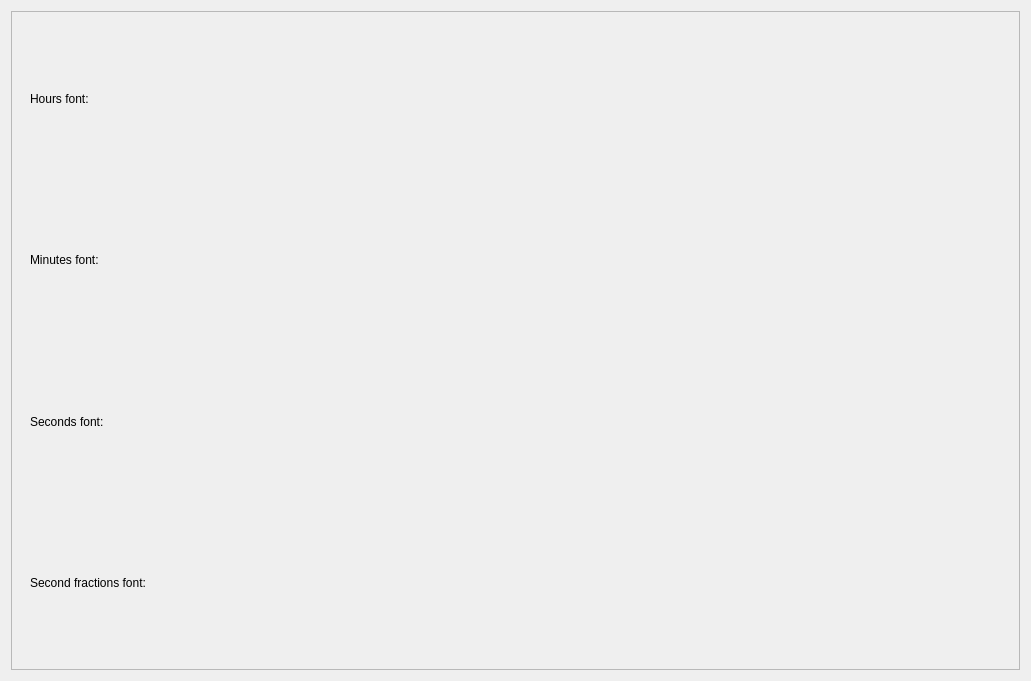
Above: widgets/fontsettings.ui from KDE/kronometer before the change. Below: the same form after it.
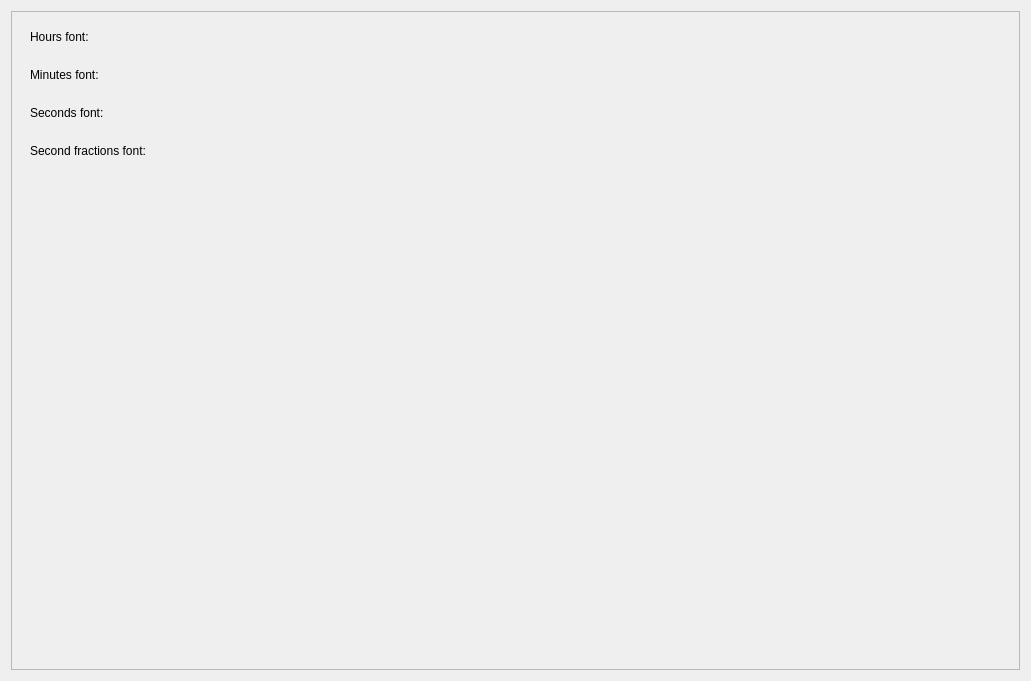
That is the form after the change. Custom widgets are drawn as their Qt base class.

Commit message: Add missing vertical spacers to settings widgets

```diff
--- a/widgets/fontsettings.ui
+++ b/widgets/fontsettings.ui
@@ -154,6 +154,19 @@
          </layout>
         </widget>
        </item>
+       <item>
+        <spacer name="verticalSpacer">
+         <property name="orientation">
+          <enum>Qt::Vertical</enum>
+         </property>
+         <property name="sizeHint" stdset="0">
+          <size>
+           <width>20</width>
+           <height>40</height>
+          </size>
+         </property>
+        </spacer>
+       </item>
       </layout>
      </widget>
     </widget>
```
The commit also changes 2 other files.
